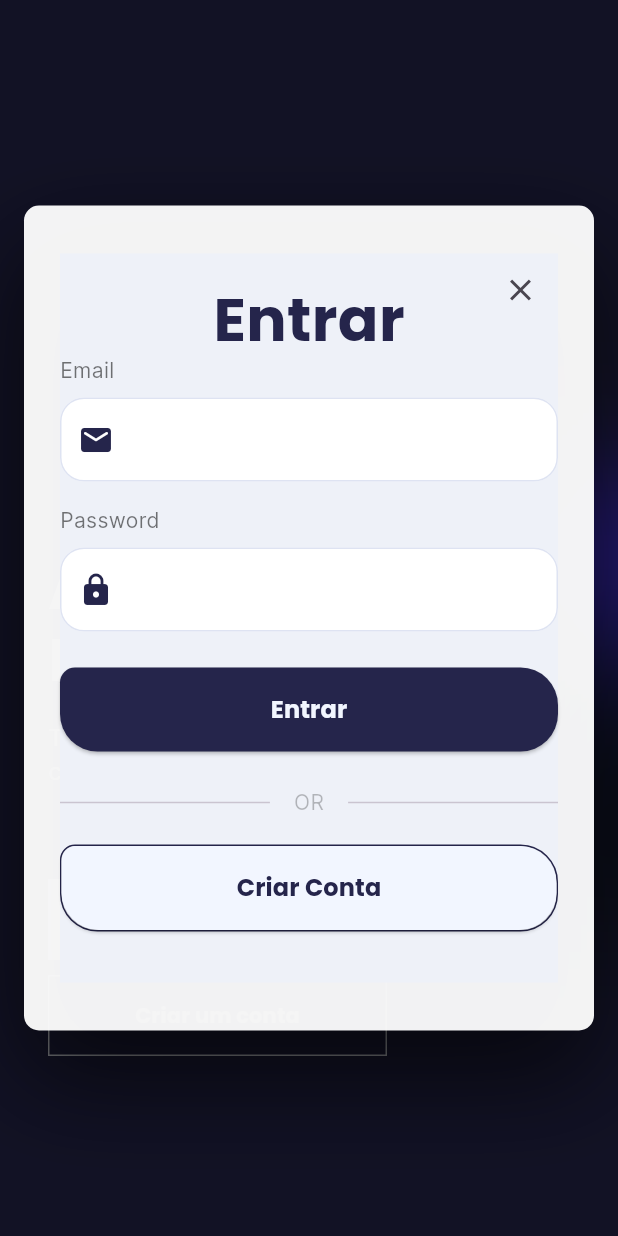
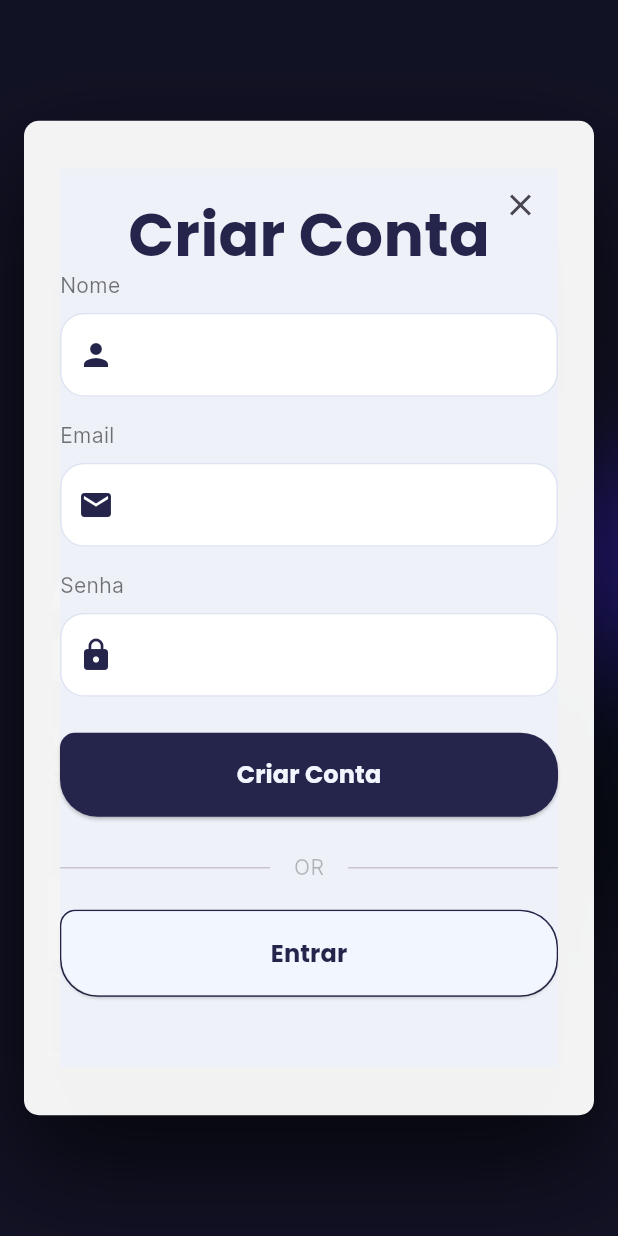
Before and after one commit to mikaelletavares/movies_app, a Flutter app: the screen it shows after launch, after a tap on "Criar um conta", on a phone screen of 412 x 824 dp. Run offline on Flutter 3.47's test engine with Material 3 defaults, Android fonts, the phone set to English and light mode, and no system bars; our stand-ins replace rive.

Commit message:
add sign up

```diff
--- a/lib/components/sign_in_dialog.dart
+++ b/lib/components/loginAndRegister/sign_in_dialog.dart
@@ -1,9 +1,11 @@
 import 'package:flutter/material.dart';
+import 'package:movies_app/components/loginAndRegister/sign_up_dialog.dart';
 import 'package:movies_app/utils/constants.dart';
 
 import 'sign_in_form.dart';
 
-void showCustomDialog(BuildContext context, {required ValueChanged onValue}) {
+void showCustomDialogSignIn(BuildContext context,
+    {required ValueChanged onValue}) {
   showGeneralDialog(
     context: context,
     barrierLabel: "Barrier",
@@ -83,7 +85,12 @@ void showCustomDialog(BuildContext context, {required ValueChanged onValue}) {
                             ),
                           ),
                           child: ElevatedButton(
-                            onPressed: () {},
+                            onPressed: () {
+                              showCustomDialogSignUp(
+                                context,
+                                onValue: (_) {},
+                              );
+                            },
                             style: ElevatedButton.styleFrom(
                               backgroundColor: backgroundColorLight,
                               minimumSize: const Size(double.infinity, 56),
@@ -122,11 +129,6 @@ void showCustomDialog(BuildContext context, {required ValueChanged onValue}) {
     },
     transitionBuilder: (_, anim, __, child) {
       Tween<Offset> tween;
-      // if (anim.status == AnimationStatus.reverse) {
-      //   tween = Tween(begin: const Offset(0, 1), end: Offset.zero);
-      // } else {
-      //   tween = Tween(begin: const Offset(0, -1), end: Offset.zero);
-      // }
 
       tween = Tween(begin: const Offset(0, -1), end: Offset.zero);
 
@@ -134,10 +136,6 @@ void showCustomDialog(BuildContext context, {required ValueChanged onValue}) {
         position: tween.animate(
           CurvedAnimation(parent: anim, curve: Curves.easeInOut),
         ),
-        // child: FadeTransition(
-        //   opacity: anim,
-        //   child: child,
-        // ),
         child: child,
       );
     },
--- a/lib/components/sign_in_form.dart
+++ b/lib/components/loginAndRegister/sign_in_form.dart
@@ -1,4 +1,5 @@
 import 'package:flutter/material.dart';
+import 'package:movies_app/components/text_field.dart';
 import 'package:movies_app/screens/entry_point.dart';
 import 'package:movies_app/utils/constants.dart';
 import 'package:rive/rive.dart';
@@ -9,7 +10,7 @@ class SignInForm extends StatefulWidget {
   }) : super(key: key);
 
   @override
-  State<SignInForm> createState() => _SignInFormState();
+  _SignInFormState createState() => _SignInFormState();
 }
 
 class _SignInFormState extends State<SignInForm> {
@@ -95,52 +96,13 @@ class _SignInFormState extends State<SignInForm> {
           child: Column(
             crossAxisAlignment: CrossAxisAlignment.start,
             children: [
-              const Text(
-                "Email",
-                style: TextStyle(
-                  color: Colors.black54,
-                ),
+              const TextFieldComponent(
+                title: 'Email',
+                icon: Icons.email,
               ),
-              Padding(
-                padding: const EdgeInsets.only(top: 8, bottom: 16),
-                child: TextFormField(
-                  validator: (value) {
-                    if (value!.isEmpty) {
-                      return "";
-                    }
-                    return null;
-                  },
-                  keyboardType: TextInputType.emailAddress,
-                  textInputAction: TextInputAction.next,
-                  decoration: const InputDecoration(
-                    prefixIcon:
-                        Icon(Icons.email_rounded, color: backgroundColorDark),
-                  ),
-                ),
-              ),
-              const Text(
-                "Password",
-                style: TextStyle(
-                  color: Colors.black54,
-                ),
-              ),
-              Padding(
-                padding: const EdgeInsets.only(top: 8, bottom: 16),
-                child: TextFormField(
-                  obscureText: true,
-                  validator: (value) {
-                    if (value!.isEmpty) {
-                      return "";
-                    }
-                    return null;
-                  },
-                  decoration: const InputDecoration(
-                    prefixIcon: Icon(
-                      Icons.lock_rounded,
-                      color: backgroundColorDark,
-                    ),
-                  ),
-                ),
+              const TextFieldComponent(
+                title: 'Senha',
+                icon: Icons.lock,
               ),
               Padding(
                 padding: const EdgeInsets.only(top: 8, bottom: 24),
--- /dev/null
+++ b/lib/components/loginAndRegister/sign_up_dialog.dart
@@ -0,0 +1,142 @@
+import 'package:flutter/material.dart';
+import 'package:movies_app/components/loginAndRegister/sign_in_dialog.dart';
+import 'package:movies_app/components/loginAndRegister/sign_up_form.dart';
+import 'package:movies_app/utils/constants.dart';
+
+void showCustomDialogSignUp(BuildContext context,
+    {required ValueChanged onValue}) {
+  showGeneralDialog(
+    context: context,
+    barrierLabel: "Barrier",
+    barrierDismissible: true,
+    barrierColor: Colors.black.withOpacity(0.5),
+    transitionDuration: const Duration(milliseconds: 400),
+    pageBuilder: (_, __, ___) {
+      return Center(
+        child: Container(
+          height: 663,
+          margin: const EdgeInsets.symmetric(horizontal: 16),
+          padding: const EdgeInsets.symmetric(vertical: 32, horizontal: 24),
+          decoration: BoxDecoration(
+            color: Colors.white.withOpacity(0.95),
+            borderRadius: BorderRadius.circular(10),
+            boxShadow: [
+              BoxShadow(
+                color: Colors.black.withOpacity(0.3),
+                offset: const Offset(0, 30),
+                blurRadius: 60,
+              ),
+              const BoxShadow(
+                color: Colors.black45,
+                offset: Offset(0, 30),
+                blurRadius: 60,
+              ),
+            ],
+          ),
+          child: Scaffold(
+            body: Stack(
+              clipBehavior: Clip.none,
+              children: [
+                SingleChildScrollView(
+                  child: Column(
+                    children: [
+                      const SizedBox(
+                        height: 20,
+                      ),
+                      const Text(
+                        "Criar Conta",
+                        style: movieTitleTextStyleDark,
+                      ),
+                      const SignUpForm(),
+                      const Row(
+                        children: [
+                          Expanded(
+                            child: Divider(),
+                          ),
+                          Padding(
+                            padding: EdgeInsets.symmetric(horizontal: 16),
+                            child: Text(
+                              "OR",
+                              style: TextStyle(
+                                color: Colors.black26,
+                                fontWeight: FontWeight.w500,
+                              ),
+                            ),
+                          ),
+                          Expanded(child: Divider()),
+                        ],
+                      ),
+                      const SizedBox(
+                        height: 10,
+                      ),
+                      Padding(
+                        padding: const EdgeInsets.only(top: 8, bottom: 24),
+                        child: Container(
+                          decoration: BoxDecoration(
+                            border: Border.all(
+                              color: backgroundColorDark,
+                            ),
+                            borderRadius: const BorderRadius.only(
+                              topLeft: Radius.circular(10),
+                              topRight: Radius.circular(25),
+                              bottomRight: Radius.circular(25),
+                              bottomLeft: Radius.circular(25),
+                            ),
+                          ),
+                          child: ElevatedButton(
+                            onPressed: () {
+                              showCustomDialogSignIn(
+                                context,
+                                onValue: (_) {},
+                              );
+                            },
+                            style: ElevatedButton.styleFrom(
+                              backgroundColor: backgroundColorLight,
+                              minimumSize: const Size(double.infinity, 56),
+                              shape: const RoundedRectangleBorder(
+                                borderRadius: BorderRadius.only(
+                                  topLeft: Radius.circular(10),
+                                  topRight: Radius.circular(25),
+                                  bottomRight: Radius.circular(25),
+                                  bottomLeft: Radius.circular(25),
+                                ),
+                              ),
+                            ),
+                            child: const Text(
+                              'Entrar',
+                              style: buttonTextStyleDark,
+                            ),
+                          ),
+                        ),
+                      ),
+                    ],
+                  ),
+                ),
+                Positioned(
+                  right: 1,
+                  child: IconButton(
+                      onPressed: () {
+                        Navigator.pop(context);
+                      },
+                      icon: const Icon(Icons.close)),
+                )
+              ],
+            ),
+          ),
+        ),
+      );
+    },
+    transitionBuilder: (_, anim, __, child) {
+      Tween<Offset> tween;
+
+      tween = Tween(begin: const Offset(0, -1), end: Offset.zero);
+
+      return SlideTransition(
+        position: tween.animate(
+          CurvedAnimation(parent: anim, curve: Curves.easeInOut),
+        ),
+        child: child,
+      );
+    },
+  ).then(onValue);
+}
--- /dev/null
+++ b/lib/components/loginAndRegister/sign_up_form.dart
@@ -0,0 +1,138 @@
+import 'package:flutter/material.dart';
+import 'package:movies_app/components/text_field.dart';
+import 'package:movies_app/utils/constants.dart';
+import 'package:rive/rive.dart';
+
+class SignUpForm extends StatefulWidget {
+  const SignUpForm({
+    Key? key,
+  }) : super(key: key);
+
+  @override
+  _SignUpFormState createState() => _SignUpFormState();
+}
+
+class _SignUpFormState extends State<SignUpForm> {
+  final GlobalKey<FormState> _formKey = GlobalKey<FormState>();
+  bool isShowLoading = false;
+  bool isShowConfetti = false;
+  late SMITrigger error;
+  late SMITrigger success;
+  late SMITrigger reset;
+
+  late SMITrigger confetti;
+
+  void _onCheckRiveInit(Artboard artboard) {
+    StateMachineController? controller =
+        StateMachineController.fromArtboard(artboard, 'State Machine 1');
+
+    artboard.addController(controller!);
+    error = controller.findInput<bool>('Error') as SMITrigger;
+    success = controller.findInput<bool>('Check') as SMITrigger;
+    reset = controller.findInput<bool>('Reset') as SMITrigger;
+  }
+
+  void _onConfettiRiveInit(Artboard artboard) {
+    StateMachineController? controller =
+        StateMachineController.fromArtboard(artboard, "State Machine 1");
+    artboard.addController(controller!);
+
+    confetti = controller.findInput<bool>("Trigger explosion") as SMITrigger;
+  }
+
+  @override
+  Widget build(BuildContext context) {
+    return Stack(
+      children: [
+        Form(
+          key: _formKey,
+          child: Column(
+            crossAxisAlignment: CrossAxisAlignment.start,
+            children: [
+              const TextFieldComponent(
+                title: 'Nome',
+                icon: Icons.person,
+              ),
+              const TextFieldComponent(
+                title: 'Email',
+                icon: Icons.email,
+              ),
+              const TextFieldComponent(
+                title: 'Senha',
+                icon: Icons.lock,
+              ),
+              Padding(
+                padding: const EdgeInsets.only(top: 8, bottom: 24),
+                child: ElevatedButton(
+                  onPressed: () {},
+                  style: ElevatedButton.styleFrom(
+                    backgroundColor: backgroundColorDark,
+                    minimumSize: const Size(double.infinity, 56),
+                    shape: const RoundedRectangleBorder(
+                      borderRadius: BorderRadius.only(
+                        topLeft: Radius.circular(10),
+                        topRight: Radius.circular(25),
+                        bottomRight: Radius.circular(25),
+                        bottomLeft: Radius.circular(25),
+                      ),
+                    ),
+                  ),
+                  child: const Text(
+                    'Criar Conta',
+                    style: buttonTextStyle,
+                  ),
+                ),
+              ),
+            ],
+          ),
+        ),
+        isShowLoading
+            ? CustomPositioned(
+                child: RiveAnimation.asset(
+                  'assets/RiveAssets/check.riv',
+                  fit: BoxFit.cover,
+                  onInit: _onCheckRiveInit,
+                ),
+              )
+            : const SizedBox(),
+        isShowConfetti
+            ? CustomPositioned(
+                scale: 6,
+                child: RiveAnimation.asset(
+                  "assets/RiveAssets/confetti.riv",
+                  onInit: _onConfettiRiveInit,
+                  fit: BoxFit.cover,
+                ),
+              )
+            : const SizedBox(),
+      ],
+    );
+  }
+}
+
+class CustomPositioned extends StatelessWidget {
+  const CustomPositioned({super.key, this.scale = 1, required this.child});
+
+  final double scale;
+  final Widget child;
+
+  @override
+  Widget build(BuildContext context) {
+    return Positioned.fill(
+      child: Column(
+        children: [
+          const Spacer(),
+          SizedBox(
+            height: 100,
+            width: 100,
+            child: Transform.scale(
+              scale: scale,
+              child: child,
+            ),
+          ),
+          const Spacer(flex: 2),
+        ],
+      ),
+    );
+  }
+}
--- a/lib/components/movie_list.dart
+++ b/lib/components/movie/movie_list.dart
@@ -1,6 +1,6 @@
 import 'package:flutter/material.dart';
-import 'package:movies_app/components/movie_card.dart';
-import 'package:movies_app/components/movie_details.dart';
+import 'package:movies_app/components/movie/movie_card.dart';
+import 'package:movies_app/components/movie/movie_details.dart';
 import 'package:movies_app/model/movie.dart';
 import 'package:movies_app/screens/movieScreens/movie_view_model.dart';
 import 'package:provider/provider.dart';
--- /dev/null
+++ b/lib/components/text_field.dart
@@ -0,0 +1,46 @@
+import 'package:flutter/material.dart';
+import 'package:movies_app/utils/constants.dart';
+
+class TextFieldComponent extends StatelessWidget {
+  final String title;
+  final IconData icon;
+
+  const TextFieldComponent({
+    super.key,
+    required this.title,
+    required this.icon,
+  });
+
+  @override
+  Widget build(BuildContext context) {
+    return Column(
+      crossAxisAlignment: CrossAxisAlignment.start,
+      children: [
+        Text(
+          title,
+          style: const TextStyle(
+            color: Colors.black54,
+          ),
+        ),
+        Padding(
+          padding: const EdgeInsets.only(top: 8, bottom: 16),
+          child: TextFormField(
+            obscureText: true,
+            validator: (value) {
+              if (value!.isEmpty) {
+                return "";
+              }
+              return null;
+            },
+            decoration: InputDecoration(
+              prefixIcon: Icon(
+                icon,
+                color: backgroundColorDark,
+              ),
+            ),
+          ),
+        ),
+      ],
+    );
+  }
+}
--- a/lib/screens/first_screen.dart
+++ b/lib/screens/first_screen.dart
@@ -1,7 +1,8 @@
 import 'dart:ui';
 import 'package:flutter/material.dart';
 import 'package:movies_app/components/animated_btn.dart';
-import 'package:movies_app/components/sign_in_dialog.dart';
+import 'package:movies_app/components/loginAndRegister/sign_in_dialog.dart';
+import 'package:movies_app/components/loginAndRegister/sign_up_dialog.dart';
 import 'package:movies_app/utils/constants.dart';
 import 'package:rive/rive.dart';
 
@@ -84,7 +85,7 @@ class _FirstScreenState extends State<FirstScreen> {
                             setState(() {
                               isShowSignInDialog = true;
                             });
-                            showCustomDialog(
+                            showCustomDialogSignIn(
                               context,
                               onValue: (_) {},
                             );
@@ -110,7 +111,7 @@ class _FirstScreenState extends State<FirstScreen> {
                             setState(() {
                               isShowSignInDialog = true;
                             });
-                            showCustomDialog(
+                            showCustomDialogSignUp(
                               context,
                               onValue: (_) {},
                             );
--- a/lib/screens/movieScreens/movie_screen.dart
+++ b/lib/screens/movieScreens/movie_screen.dart
@@ -1,5 +1,5 @@
 import 'package:flutter/material.dart';
-import 'package:movies_app/components/movie_list.dart';
+import 'package:movies_app/components/movie/movie_list.dart';
 import 'package:movies_app/screens/movieScreens/movie_view_model.dart';
 import 'package:provider/provider.dart';
 
```
Also changed, not shown: lib/components/movie/movie_card.dart (renamed from lib/components/movie_card.dart), lib/components/movie/movie_details.dart (renamed from lib/components/movie_details.dart).
